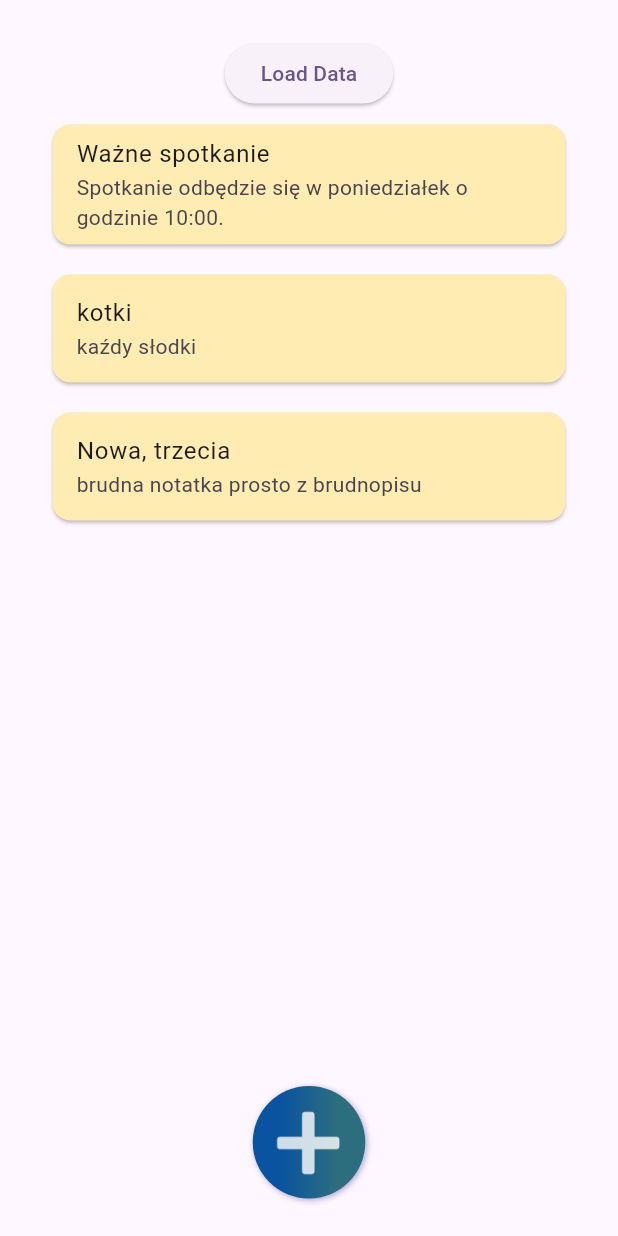
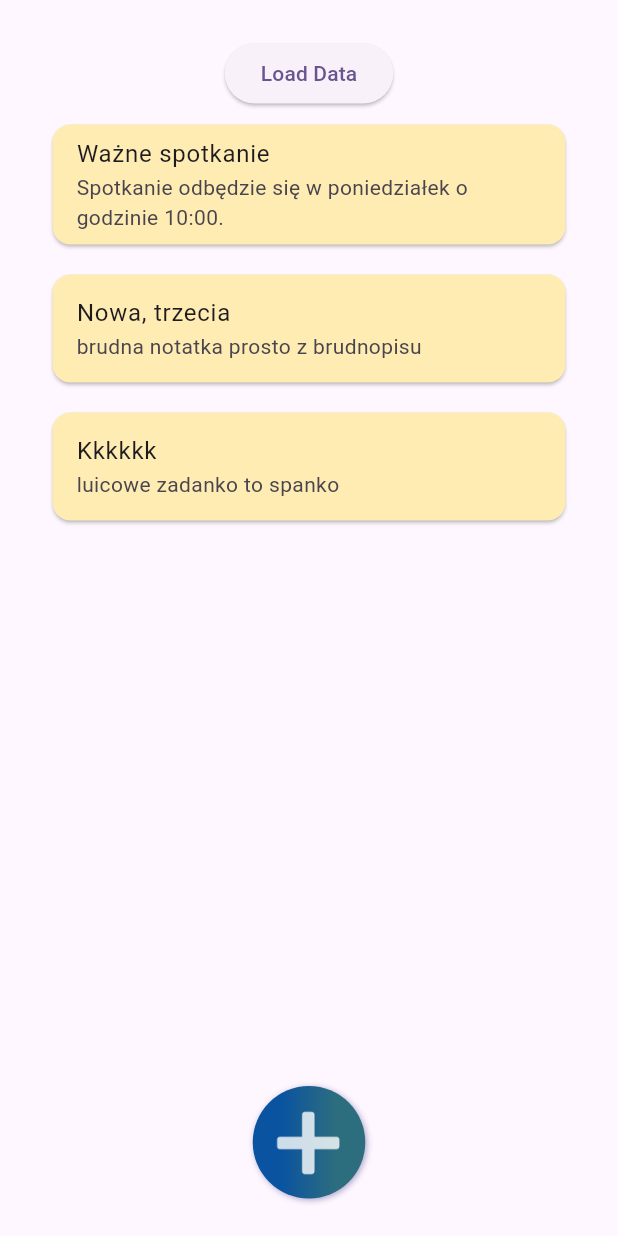
Before and after one commit to majaszturmaj/to_do_flutter_app, a Flutter app: the screen it shows after launch, on a phone screen of 412 x 824 dp. Run offline on Flutter 3.47's test engine with Material 2 defaults, Android fonts, the phone set to English and light mode, and no system bars.

Commit message:
Working on notes addition and deletion form json

```diff
--- a/lib/assets/notes.json
+++ b/lib/assets/notes.json
@@ -1 +1 @@
-[{"title":"Ważne spotkanie","text":"Spotkanie odbędzie się w poniedziałek o godzinie 10:00."},{"title":"kotki","text":"kaźdy słodki"},{"title":"Nowa, trzecia","text":"brudna notatka prosto z brudnopisu"}]
+[{"title":"Ważne spotkanie","text":"Spotkanie odbędzie się w poniedziałek o godzinie 10:00."},{"title":"Nowa, trzecia","text":"brudna notatka prosto z brudnopisu"},{"title":"Kkkkkk","text":"luicowe zadanko to spanko"}]
--- a/lib/classes/Note.dart
+++ b/lib/classes/Note.dart
@@ -69,10 +69,6 @@ class NoteManager {
 
     String jsonString = file.readAsStringSync();
     List<dynamic> jsonList = jsonDecode(jsonString);
-    List<Note> loadedNotes = jsonList.map((json) => Note.fromJson(json)).toList();
-
-    if (loadedNotes.isNotEmpty) {
-      notes = loadedNotes;
-    }
+    notes = jsonList.map((json) => Note.fromJson(json)).toList();
   }
 }
--- a/lib/widgets/NoteListWidget.dart
+++ b/lib/widgets/NoteListWidget.dart
@@ -61,6 +61,8 @@ class _NoteListWidgetState extends State<NoteListWidget> {
       });
     }
   }
+
+
 
   @override
   void initState() {
```
